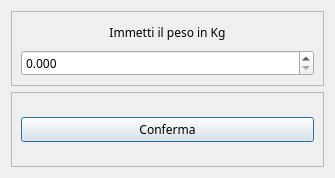
chritianchiappa/progetto_panificio, file projectIS/torta/view/CompletaTorta.ui: the form before one commit.
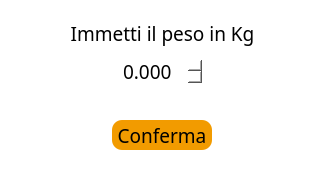
The form after the commit.

The edit to the form file:
```diff
--- a/projectIS/torta/view/CompletaTorta.ui
+++ b/projectIS/torta/view/CompletaTorta.ui
@@ -6,10 +6,28 @@
    <rect>
     <x>0</x>
     <y>0</y>
-    <width>335</width>
-    <height>178</height>
+    <width>325</width>
+    <height>180</height>
    </rect>
   </property>
+  <property name="sizePolicy">
+   <sizepolicy hsizetype="Expanding" vsizetype="Expanding">
+    <horstretch>0</horstretch>
+    <verstretch>0</verstretch>
+   </sizepolicy>
+  </property>
+  <property name="minimumSize">
+   <size>
+    <width>325</width>
+    <height>180</height>
+   </size>
+  </property>
+  <property name="maximumSize">
+   <size>
+    <width>325</width>
+    <height>180</height>
+   </size>
+  </property>
   <property name="font">
    <font>
     <family>Tiro Kannada</family>
@@ -18,6 +36,11 @@
   <property name="windowTitle">
    <string>Dialog</string>
   </property>
+  <property name="styleSheet">
+   <string notr="true">background-color: rgb(255, 255, 255);
+color:black;
+border:none;</string>
+  </property>
   <layout class="QVBoxLayout" name="verticalLayout">
    <item>
     <widget class="QFrame" name="frame">
@@ -34,6 +57,9 @@
       <enum>QFrame::Raised</enum>
      </property>
      <layout class="QVBoxLayout" name="verticalLayout_2">
+      <property name="spacing">
+       <number>10</number>
+      </property>
       <item>
        <widget class="QLabel" name="label">
         <property name="maximumSize">
@@ -42,6 +68,12 @@
           <height>50</height>
          </size>
         </property>
+        <property name="font">
+         <font>
+          <family>Tiro Kannada</family>
+          <pointsize>14</pointsize>
+         </font>
+        </property>
         <property name="text">
          <string>Immetti il peso in Kg</string>
         </property>
@@ -50,8 +82,14 @@
         </property>
        </widget>
       </item>
-      <item>
+      <item alignment="Qt::AlignHCenter">
        <widget class="QDoubleSpinBox" name="selettore_peso">
+        <property name="font">
+         <font>
+          <family>Tiro Kannada</family>
+          <pointsize>14</pointsize>
+         </font>
+        </property>
         <property name="decimals">
          <number>3</number>
         </property>
@@ -78,8 +116,34 @@
       <enum>QFrame::Raised</enum>
      </property>
      <layout class="QHBoxLayout" name="horizontalLayout">
-      <item>
+      <item alignment="Qt::AlignHCenter">
        <widget class="QPushButton" name="finisci_button">
+        <property name="minimumSize">
+         <size>
+          <width>100</width>
+          <height>30</height>
+         </size>
+        </property>
+        <property name="font">
+         <font>
+          <family>Tiro Kannada</family>
+          <pointsize>14</pointsize>
+         </font>
+        </property>
+        <property name="cursor">
+         <cursorShape>PointingHandCursor</cursorShape>
+        </property>
+        <property name="styleSheet">
+         <string notr="true">QPushButton{
+   
+	background-color: rgb(242, 155, 0);
+     border:none;
+     
+	color: rgb(0, 0, 0);
+     border-radius:10px;
+   
+}</string>
+        </property>
         <property name="text">
          <string>Conferma</string>
         </property>
```
